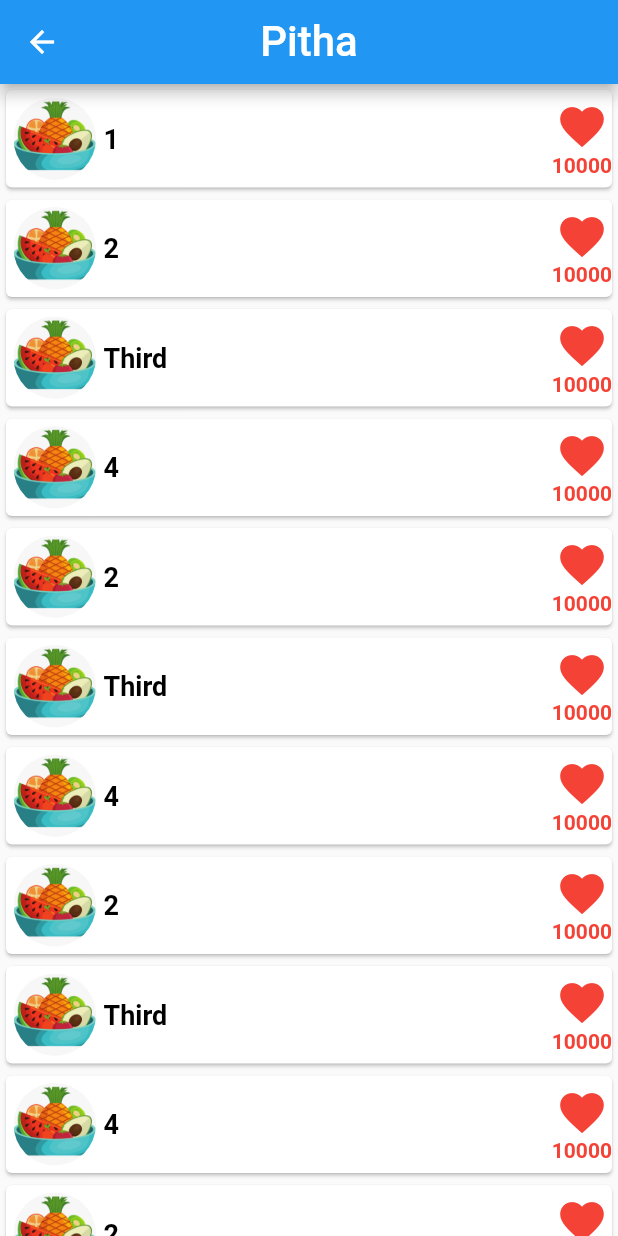
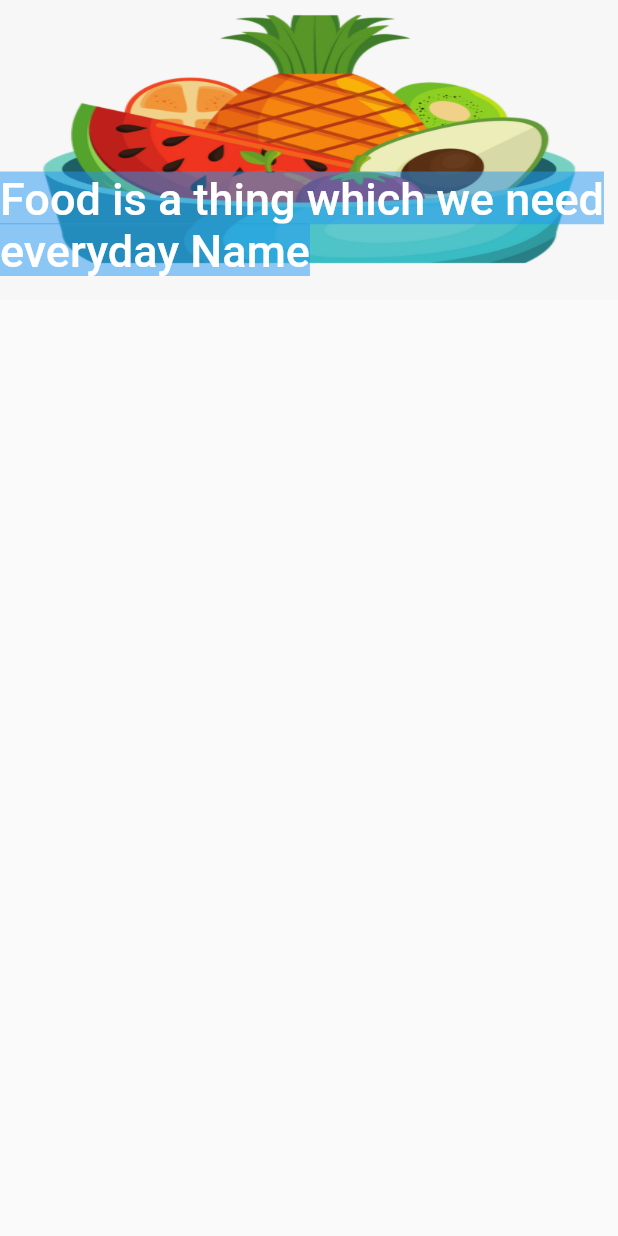
Before and after one commit to mazharulsabbir/flutter_app, a Flutter app: the ListActivity screen opened directly, after a tap on an icon or button, on a phone screen of 412 x 824 dp. Run offline on Flutter 3.47's test engine with Material 2 defaults, Android fonts, the phone set to English and light mode, and no system bars.

Commit message:
Sliver Appbar

```diff
--- /dev/null
+++ b/lib/FoodDetails.dart
@@ -0,0 +1,56 @@
+import 'package:flutter/cupertino.dart';
+import 'package:flutter/material.dart';
+
+class FoodDetails extends StatelessWidget {
+  @override
+  Widget build(BuildContext context) {
+    return MaterialApp(
+      title: 'Jannat RannaGhor',
+      debugShowCheckedModeBanner: false,
+      theme: new ThemeData(
+        primarySwatch: Colors.blue,
+      ),
+      home: new FoodHome(),
+    );
+  }
+}
+
+class FoodHome extends StatefulWidget {
+  @override
+  _FoodHomeState createState() => _FoodHomeState();
+}
+
+class _FoodHomeState extends State<FoodHome> {
+  @override
+  Widget build(BuildContext context) {
+    return Scaffold(
+        body: CustomScrollView(
+          slivers: <Widget>[
+            SliverAppBar(
+              snap: false,
+              expandedHeight: 200.0,
+              floating: false,
+              pinned: true,
+              flexibleSpace: FlexibleSpaceBar(
+                title: SizedBox(
+                    width: MediaQuery
+                        .of(context)
+                        .size
+                        .width,
+                    child: Text("Food is a thing which we need everyday Name",
+                    style: TextStyle(backgroundColor: Colors.blue.withOpacity(.50)),)),
+                centerTitle: true,
+                background: Hero(
+                  tag: "service_icn",
+                  child:Image(
+                    fit: BoxFit.fill,
+                    image: AssetImage("assets/food_icon.jpg"),
+                  ),
+                ),
+              ),
+            ),
+
+          ],
+        ));
+  }
+}
--- a/lib/FoodItemList.dart
+++ b/lib/FoodItemList.dart
@@ -1,4 +1,5 @@
 import 'package:flutter/material.dart';
+import 'package:flutter_app/FoodDetails.dart';
 
 class ListActivity extends StatefulWidget {
   @override
@@ -39,15 +40,13 @@ class _ListActivityState extends State<ListActivity> {
           itemCount: list_item.length,
           itemBuilder: (BuildContext context, int index) {
             return GestureDetector(
-              onTap: (){
-                print(index);
-
-              },
-              child: listContainer(
-                    context, Icons.fastfood, list_item[index], "10000")
-            );
+                onTap: () {
+                  Navigator.of(context).push(
+                      MaterialPageRoute(builder: (context) => FoodDetails()));
+                },
+                child: listContainer(
+                    context, Icons.fastfood, list_item[index], "10000"));
           },
-
         ));
   }
 }
@@ -96,8 +95,7 @@ listContainer(BuildContext context, IconData image, String name, String like) {
               ),
               Text(
                 like.toString(),
-                style:
-                    TextStyle(color: Colors.red, fontWeight: FontWeight.bold),
+                style: TextStyle(color: Colors.red, fontWeight: FontWeight.bold),
               ),
             ],
           )
```
Also changed, not shown: 1 other file.
